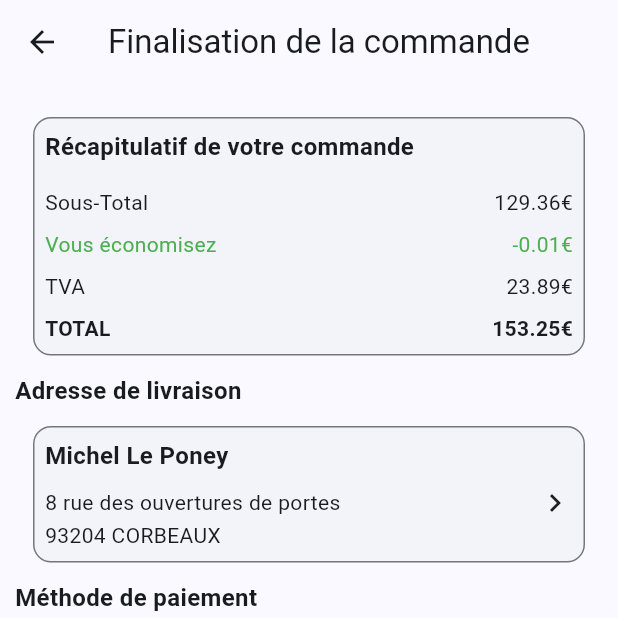
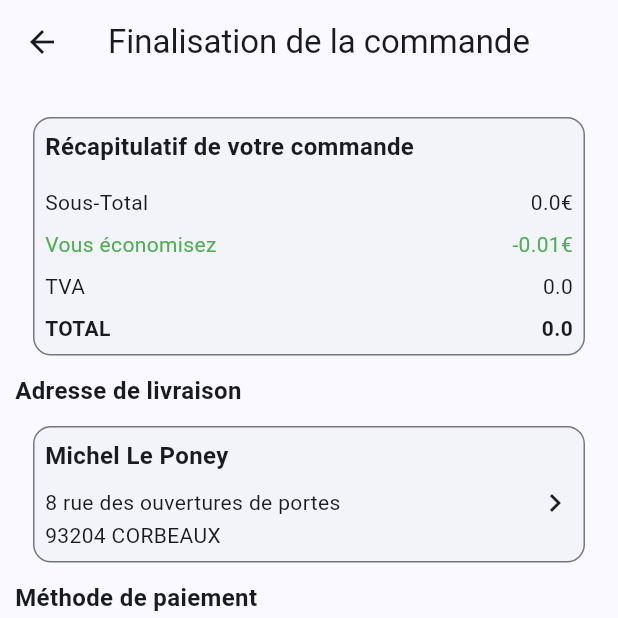
Before and after one commit to VictorTerrien/flutter, a Flutter app: the PaiementPage screen opened by its route, on a phone screen of 412 x 824 dp, the top half of it. Run offline on Flutter 3.47's test engine with Material 3 defaults, Android fonts, the phone set to English and light mode, and no system bars; our stand-ins replace flutter_map, font_awesome_flutter, go_router, latlong2; network calls fail.

Commit message:
add provider

```diff
--- a/lib/bo/cart.dart
+++ b/lib/bo/cart.dart
@@ -9,6 +9,12 @@ class Cart with ChangeNotifier {
 
   String getTotalPrice() =>
       "${listArticles.fold(0, (prev, art) => prev + art.prix)/100}€";
+
+  String getTVA() =>
+      "${(listArticles.fold(0, (prev, art) => prev + art.prix)/100) * 0.2 }";
+
+  String getTotal() =>
+      "${(listArticles.fold(0, (prev, art) => prev + art.prix)/100) * 1.2 }";
 
   void add(Article article) {
     _listArticles.add(article);
--- a/lib/page/paiement_page.dart
+++ b/lib/page/paiement_page.dart
@@ -1,5 +1,7 @@
+import 'package:epsi_shop/bo/cart.dart';
 import 'package:flutter/material.dart';
 import 'package:font_awesome_flutter/font_awesome_flutter.dart';
+import 'package:provider/provider.dart';
 
 class PaiementPage extends StatelessWidget {
   PaiementPage({super.key});
@@ -10,13 +12,19 @@ class PaiementPage extends StatelessWidget {
       appBar: AppBar(
         title: const Text("Finalisation de la commande"),
       ),
-      body: Padding(
+      body: Consumer<Cart>(
+        builder: (BuildContext context, Cart cart, Widget? child) {
+          return Padding(
               padding: const EdgeInsets.all(10.0),
               child: Column(
                 children: [
-              const Padding(
-                padding: EdgeInsets.all(8.0),
-                child: CardRecap(),
+                  Padding(
+                    padding: const EdgeInsets.all(8.0),
+                    child: CardRecap(
+                      prixSousTotal: cart.getTotalPrice(),
+                      prixTVA: cart.getTVA(),
+                      prixTotal: cart.getTotal(),
+                    ),
                   ),
                   const Align(
                       alignment: Alignment.centerLeft,
@@ -39,14 +47,22 @@ class PaiementPage extends StatelessWidget {
                   MethodePaiement(),
                 ],
               )
+          );
+        }
       ),
     );
   }
 }
 
 class CardRecap extends StatelessWidget {
+  final String prixSousTotal;
+  final String prixTVA;
+  final String prixTotal;
+
   const CardRecap({
-    super.key,
+    required this.prixSousTotal,
+    required this.prixTVA,
+    required this.prixTotal,
   });
 
   @override
@@ -57,11 +73,11 @@ class CardRecap extends StatelessWidget {
         borderRadius: BorderRadius.circular(12.0),
         side: BorderSide(color: Theme.of(context).colorScheme.outline),
       ),
-      child: const Padding(
+      child: Padding(
         padding: EdgeInsets.all(8.0),
         child: Column(
           children: [
-            Padding(
+            const Padding(
               padding: EdgeInsets.only(bottom: 16.0),
               child: Align(
                 alignment: Alignment.centerLeft,
@@ -77,11 +93,11 @@ class CardRecap extends StatelessWidget {
                 mainAxisAlignment: MainAxisAlignment.spaceBetween,
                 children: [
                   Text("Sous-Total"),
-                  Text("129.36€")
+                  Text(prixSousTotal),
                 ],
               ),
             ),
-            Padding(
+            const Padding(
               padding: EdgeInsets.only(bottom: 8.0),
               child: Row(
                 mainAxisAlignment: MainAxisAlignment.spaceBetween,
@@ -97,7 +113,7 @@ class CardRecap extends StatelessWidget {
                 mainAxisAlignment: MainAxisAlignment.spaceBetween,
                 children: [
                   Text("TVA"),
-                  Text("23.89€")
+                  Text(prixTVA),
                 ],
               ),
             ),
@@ -105,7 +121,7 @@ class CardRecap extends StatelessWidget {
               mainAxisAlignment: MainAxisAlignment.spaceBetween,
               children: [
                 Text("TOTAL", style: TextStyle(fontWeight: FontWeight.bold),),
-                Text("153.25€", style: TextStyle(fontWeight: FontWeight.bold),)
+                Text(prixTotal, style: TextStyle(fontWeight: FontWeight.bold),)
               ],
             ),
           ],
```
Lines whose indentation alone changed are shown as unchanged.
